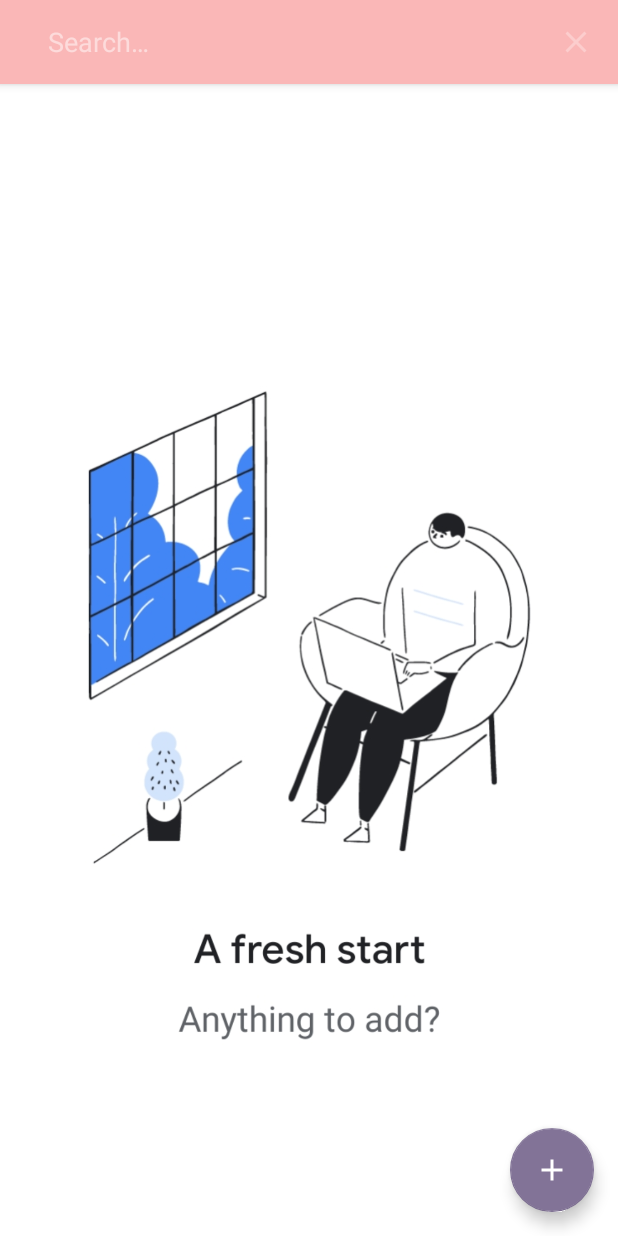
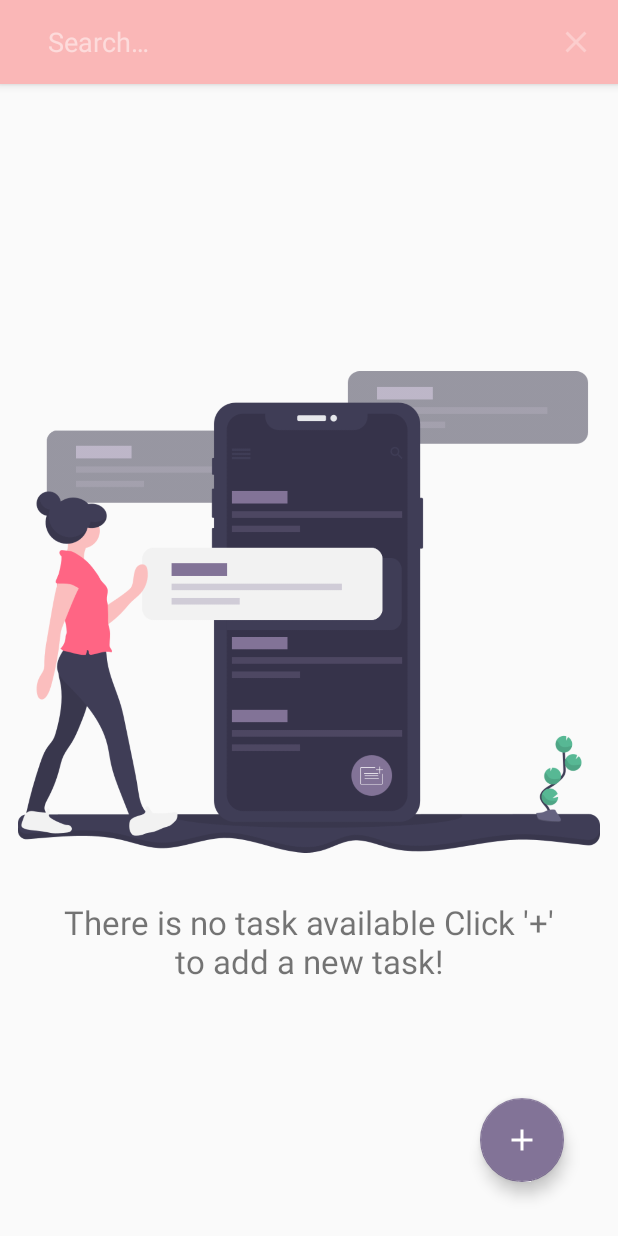
Before and after one commit to tiaralaaa/D121181022-Todo-List-App-with-MVVM-Room-LiveData, an Android app: the screen it shows after launch (MainActivity), after a tap on "Search", on a phone screen of 412 x 824 dp. Run offline under Robolectric (Android 15) with nearby library versions, the phone set to English and light mode, and no system bars; our stand-ins replace Room's generated code.

Commit message:
Add the Sort By

```diff
--- a/app/src/main/java/id/ac/unhas/todolistapptiara/MainActivity.kt
+++ b/app/src/main/java/id/ac/unhas/todolistapptiara/MainActivity.kt
@@ -64,6 +64,12 @@ class MainActivity : AppCompatActivity(), TodoListAdapter.TodoItemClickListener
                 }
             }
 
+            if (!Constants.sort) {
+                it.sortBy { it.dueTime }
+            } else {
+                it.sortBy { it.create }
+            }
+
             for (item in itemsWithNoDeadline) {
                 it.remove(item)
             }
@@ -71,8 +77,6 @@ class MainActivity : AppCompatActivity(), TodoListAdapter.TodoItemClickListener
             for (item in completedItems) {
                 it.remove(item)
             }
-
-            it.sortBy { it.dueTime }
 
             it.addAll(itemsWithNoDeadline)
             it.addAll(completedItems)
@@ -143,6 +147,23 @@ class MainActivity : AppCompatActivity(), TodoListAdapter.TodoItemClickListener
             }
 
         })
+        return true
+    }
+
+    override fun onOptionsItemSelected(item: MenuItem?): Boolean {
+        when (item?.itemId) {
+            R.id.sortByDue -> {
+                Constants.sort = false
+                val intent = Intent(this@MainActivity, MainActivity::class.java)
+                startActivity(intent)
+            }
+
+            R.id.sortByCreate -> {
+                Constants.sort = true
+                val intent = Intent(this@MainActivity, MainActivity::class.java)
+                startActivity(intent)
+            }
+        }
         return true
     }
 
@@ -250,11 +271,17 @@ class MainActivity : AppCompatActivity(), TodoListAdapter.TodoItemClickListener
         if (iv_empty_task_list.visibility == View.VISIBLE) {
             iv_empty_task_list.visibility = View.GONE
         }
+        if (info_empty.visibility == View.VISIBLE) {
+            info_empty.visibility = View.GONE
+        }
     }
 
     private fun displayEmptyTaskListImage() {
         if (iv_empty_task_list.visibility == View.GONE) {
             iv_empty_task_list.visibility = View.VISIBLE
         }
+        if (info_empty.visibility == View.GONE) {
+            info_empty.visibility = View.VISIBLE
+        }
     }
 }
--- a/app/src/main/java/id/ac/unhas/todolistapptiara/utilities/Constants.kt
+++ b/app/src/main/java/id/ac/unhas/todolistapptiara/utilities/Constants.kt
@@ -5,4 +5,5 @@ object Constants {
     const val INTENT_CREATE_TODO_ITEM = 1
     const val INTENT_EDIT_TODO_ITEM = 2
     const val INTENT_SERVICE_NAME = "NotificationService"
+    var sort = false
 }
--- a/app/src/main/res/layout/activity_main.xml
+++ b/app/src/main/res/layout/activity_main.xml
@@ -1,8 +1,8 @@
 <?xml version="1.0" encoding="utf-8"?>
-<androidx.coordinatorlayout.widget.CoordinatorLayout xmlns:android="http://schemas.android.com/apk/res/android"
-    xmlns:tools="http://schemas.android.com/tools"
+<RelativeLayout
+    xmlns:android="http://schemas.android.com/apk/res/android"
     android:layout_width="match_parent"
-    android:layout_height="match_parent"
+    android:layout_height="match_parent">
     android:orientation="vertical"
     tools:context=".MainActivity">
 
@@ -11,18 +11,34 @@
     <ImageView
         android:id="@+id/iv_empty_task_list"
         android:layout_width="match_parent"
+        android:layout_height="match_parent"
+        android:layout_marginHorizontal="12dp"
+        android:src="@mipmap/empty_task_list_two"
+        android:layout_gravity="center"
+        android:layout_marginBottom="64dp"
+        android:visibility="gone"/>
+
+    <TextView
+        android:id="@+id/info_empty"
+        android:layout_width="wrap_content"
         android:layout_height="wrap_content"
-        android:src="@mipmap/empty_task_list_two"
-        android:scaleType="centerCrop"
-        android:layout_gravity="center"
+        android:layout_below="@+id/iv_empty_task_list"
+        android:textAlignment="center"
+        android:layout_marginTop="-224dp"
+        android:layout_centerInParent="true"
+        android:textSize="22sp"
+        android:layout_marginHorizontal="40dp"
+        android:text="There is no task available Click '+' to add a new task!"
         android:visibility="gone"/>
 
     <com.google.android.material.floatingactionbutton.FloatingActionButton
         android:id="@+id/fab_add_item"
         android:layout_width="wrap_content"
         android:layout_height="wrap_content"
-        android:layout_gravity="end|bottom"
+        android:layout_alignParentEnd="true"
+        android:layout_alignParentBottom="true"
+        android:layout_gravity="bottom|end"
         android:src="@drawable/ic_add_white"
-        android:layout_margin="16dp" />
+        android:layout_margin="36dp" />
 
-</androidx.coordinatorlayout.widget.CoordinatorLayout>
+</RelativeLayout>
--- a/app/src/main/res/menu/menu_todo_search.xml
+++ b/app/src/main/res/menu/menu_todo_search.xml
@@ -10,4 +10,18 @@
         app:actionViewClass="androidx.appcompat.widget.SearchView"
         app:showAsAction="ifRoom" />
 
+    <group android:checkableBehavior="single"
+        android:id="@+id/sort" >
+
+        <item
+            android:id="@+id/sortByDue"
+            android:title="Sort by due time"
+            app:showAsAction="never"/>
+
+        <item
+            android:id="@+id/sortByCreate"
+            android:title="Sort by create time"
+            app:showAsAction="never"/>
+    </group>
+
 </menu>
--- a/app/src/main/res/values/strings.xml
+++ b/app/src/main/res/values/strings.xml
@@ -1,5 +1,5 @@
 <resources>
-    <string name="app_name">ToDoListAppTiara</string>
+    <string name="app_name">TiarasDo</string>
 
     <string name="enter_title">Title of the item</string>
     <string name="description">Description</string>
```
Also changed, not shown: app/src/main/res/mipmap-mdpi/empty_task_list_two.jpeg (deleted), app/src/main/res/mipmap-mdpi/empty_task_list_two.png (added).
